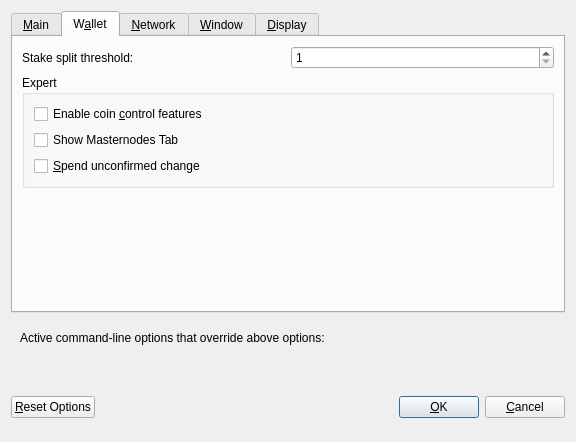
First picture: the form in src/qt/forms/optionsdialog.ui, repository LytixChain/lytix, before the edit.
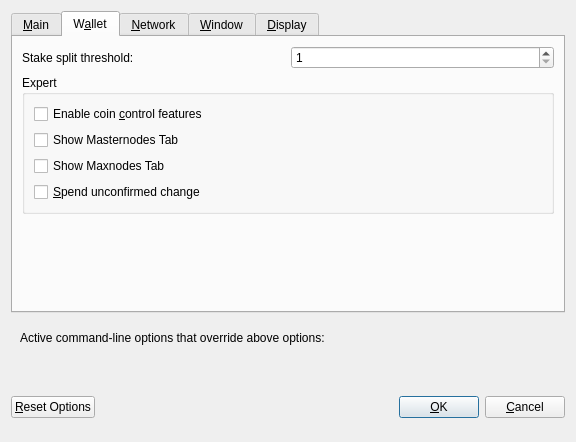
Second picture: the form after the edit. The open tabs and pages were chosen to show the change. Custom widgets are drawn as their Qt base class.

Commit message: Adding maxnodes to tooltips

Patch:
```diff
--- a/src/qt/forms/optionsdialog.ui
+++ b/src/qt/forms/optionsdialog.ui
@@ -263,6 +263,16 @@
             </property>
            </widget>
           </item>
+	  <item>
+           <widget class="QCheckBox" name="showMaxnodesTab">
+            <property name="toolTip">
+             <string>Show additional tab listing all your maxnodes in first sub-tab&lt;br/&gt;and all maxnodes on the network in second sub-tab.</string>
+            </property>
+            <property name="text">
+             <string>Show Maxnodes Tab</string>
+            </property>
+           </widget>
+          </item>
           <item>
            <widget class="QCheckBox" name="spendZeroConfChange">
             <property name="toolTip">
```
The commit also changes 2 other files.
